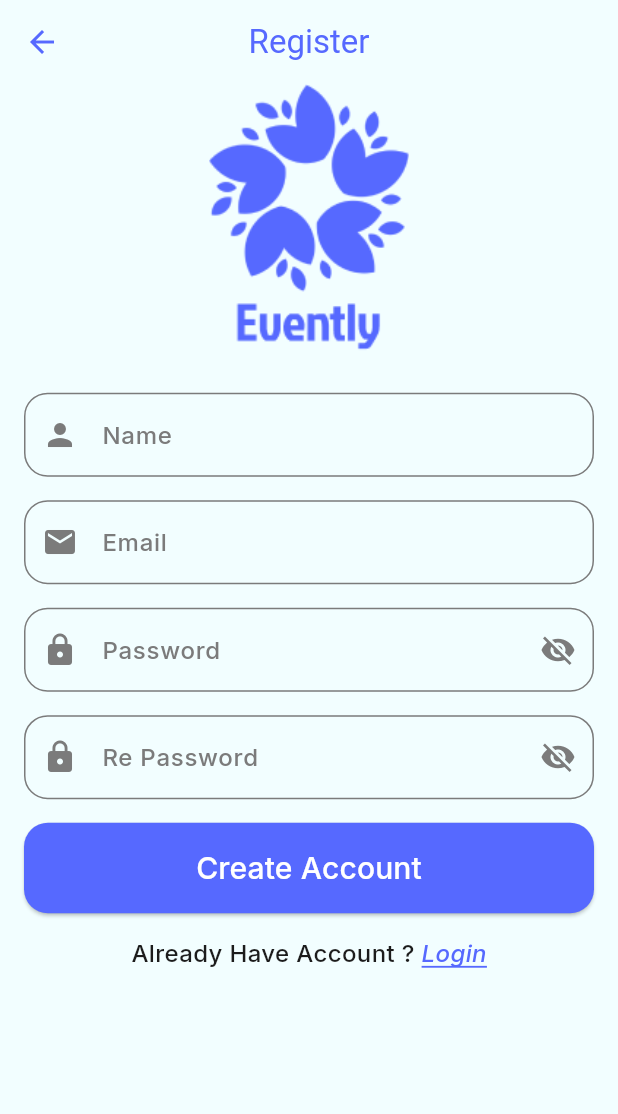
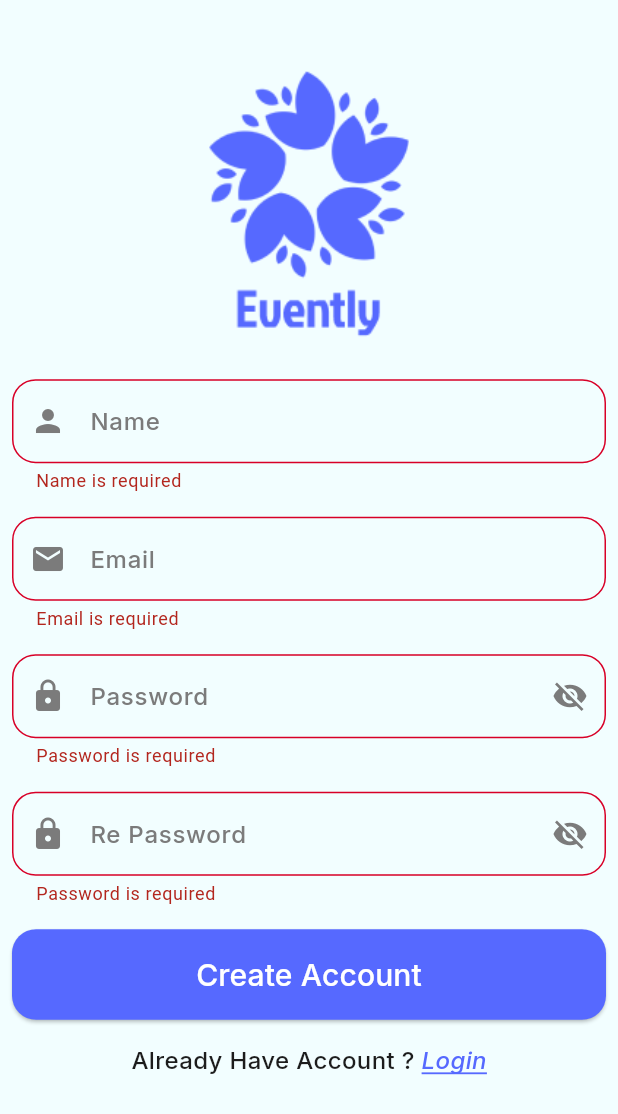
Before and after one commit to ahmedmohamed41/evently_app, a Flutter app: the Register screen opened by its route, after a tap on "Create Account", on a phone screen of 412 x 824 dp. Shown: the top 1114 px of the screen. Run offline on Flutter 3.47's test engine with Material 3 defaults, Android fonts, the phone set to English and light mode, and no system bars; our stand-ins replace flutter_screenutil, flutter_svg, google_fonts.

Commit message:
finish Ui ,logic  for login screen and register screen

```diff
--- /dev/null
+++ b/lib/core/resources/validators.dart
@@ -0,0 +1,43 @@
+abstract class Validator {
+  static String? validateName(String? input) {
+    if (input == null || input.trim().isEmpty) {
+      return "Name is required";
+    }
+    if (input.length < 4) {
+      return "Name should be at leaste 4 chars ";
+    }
+    return null;
+  }
+
+  static bool validEmail(String email) {
+    return RegExp(
+      r"^[a-zA-Z0-9.a-zA-Z0-9.!#$%&'*+-/=?^_`{|}~]+@[a-zA-Z0-9]+\.[a-zA-Z]+",
+    ).hasMatch(email);
+  }
+
+  static String? validateEmail(String? input) {
+    if (input == null || input.trim().isEmpty) {
+      return "Email is required";
+    }
+    if (!validEmail(input)) {
+      return "Email Bad Format ";
+    }
+    return null;
+  }
+
+  static bool validPassword(String password) {
+    return RegExp(
+      r'^(?=.*?[A-Z])(?=.*?[a-z])(?=.*?[0-9])(?=.*?[!@#\$&*~]).{8,}$',
+    ).hasMatch(password);
+  }
+
+  static String? validatePassword(String? input) {
+    if (input == null || input.trim().isEmpty) {
+      return "Password is required";
+    }
+    if (!validPassword(input)) {
+      return "weak password";
+    }
+    return null;
+  }
+}
--- a/lib/core/widgets/custom_buttom_text.dart
+++ b/lib/core/widgets/custom_buttom_text.dart
@@ -3,12 +3,13 @@ import 'package:flutter/material.dart';
 import 'package:google_fonts/google_fonts.dart';
 
 class CustomButtomText extends StatelessWidget {
-  const CustomButtomText({super.key, required this.text});
+  const CustomButtomText({super.key, required this.text, this.onTap});
   final String text;
+  final void Function()? onTap;
   @override
   Widget build(BuildContext context) {
     return InkWell(
-      onTap: () {},
+      onTap: onTap,
       child: Text(
         textAlign: TextAlign.end,
         text,
--- a/lib/core/widgets/custom_elevated_button.dart
+++ b/lib/core/widgets/custom_elevated_button.dart
@@ -3,14 +3,15 @@ import 'package:flutter/material.dart';
 import 'package:google_fonts/google_fonts.dart';
 
 class CustomElevatedButton extends StatelessWidget {
-  const CustomElevatedButton({super.key, required this.title});
+  const CustomElevatedButton({super.key, required this.title, this.onPressed});
   final String title;
+  final void Function()? onPressed;
   @override
   Widget build(BuildContext context) {
     return ElevatedButton(
-      onPressed: () {},
+      onPressed: onPressed,
       child: Text(
-       title,
+        title,
         style: GoogleFonts.inter(
           color: ColorsManager.white,
           fontSize: 20,
--- a/lib/core/widgets/custom_text_form_field.dart
+++ b/lib/core/widgets/custom_text_form_field.dart
@@ -10,14 +10,20 @@ class CustomTextFormField extends StatelessWidget {
     this.prefixIcon,
     this.suffixIcon,
     this.obscureText = false,
+    this.validator,
+    this.controller
   });
   final String text;
   final IconData? prefixIcon;
   final Widget? suffixIcon;
   final bool obscureText;
+  final String? Function(String?)? validator;
+  final TextEditingController? controller;
   @override
   Widget build(BuildContext context) {
     return TextFormField(
+      controller: controller,
+      validator:validator,
       obscureText: obscureText,
       decoration: InputDecoration(
         labelText: text,
--- a/lib/features/auth/register/register.dart
+++ b/lib/features/auth/register/register.dart
@@ -1,5 +1,7 @@
 import 'package:evently_app/core/resources/assets_manager.dart';
 import 'package:evently_app/core/resources/colors_manager.dart';
+import 'package:evently_app/core/resources/validators.dart';
+import 'package:evently_app/core/routes/routes_manager.dart';
 import 'package:evently_app/core/widgets/custom_buttom_text.dart';
 import 'package:evently_app/core/widgets/custom_elevated_button.dart';
 import 'package:evently_app/core/widgets/custom_text_form_field.dart';
@@ -17,14 +19,43 @@ class Register extends StatefulWidget {
 class _RegisterState extends State<Register> {
   bool securePassword = true;
   bool secureRePassword = true;
+  late final TextEditingController _nameController;
+  late final TextEditingController _emailController;
+  late final TextEditingController _passwordController;
+  late final TextEditingController _rePasswordController;
+  final GlobalKey<FormState> _formKey = GlobalKey<FormState>();
+
+  @override
+  void initState() {
+    _nameController = TextEditingController();
+    _emailController = TextEditingController();
+    _passwordController = TextEditingController();
+    _rePasswordController = TextEditingController();
+    super.initState();
+  }
+
+  @override
+  void dispose() {
+    _nameController.dispose();
+    _emailController.dispose();
+    _passwordController.dispose();
+    _rePasswordController.dispose();
+    super.dispose();
+  }
 
   @override
   Widget build(BuildContext context) {
     return Scaffold(
-      appBar: AppBar(title: Text('Register')),
-      body: SingleChildScrollView(
-        child: Padding(
-          padding:  EdgeInsets.symmetric(horizontal: 16,vertical: MediaQuery.of(context).viewInsets.top.h),
+      body: Padding(
+        padding: EdgeInsets.only(
+          left: 8,
+          right: 8,
+          top: 47,
+          bottom: MediaQuery.of(context).viewInsets.top.h,
+        ),
+        child: SingleChildScrollView(
+          child: Form(
+            key: _formKey,
             child: Column(
               crossAxisAlignment: CrossAxisAlignment.stretch,
               children: [
@@ -34,11 +65,23 @@ class _RegisterState extends State<Register> {
                   height: 186.h,
                 ),
                 SizedBox(height: 24.h),
-              CustomTextFormField(text: 'Name', prefixIcon: Icons.person),
-              SizedBox(height: 16.h),
-              CustomTextFormField(text: 'Email', prefixIcon: Icons.email),
+                CustomTextFormField(
+                  controller: _nameController,
+                  validator: Validator.validateName,
+                  text: 'Name',
+                  prefixIcon: Icons.person,
+                ),
                 SizedBox(height: 16.h),
                 CustomTextFormField(
+                  controller: _emailController,
+                  validator: Validator.validateEmail,
+                  text: 'Email',
+                  prefixIcon: Icons.email,
+                ),
+                SizedBox(height: 16.h),
+                CustomTextFormField(
+                  controller: _passwordController,
+                  validator: Validator.validatePassword,
                   obscureText: securePassword,
                   text: 'Password',
                   prefixIcon: Icons.lock,
@@ -52,20 +95,34 @@ class _RegisterState extends State<Register> {
                 ),
                 SizedBox(height: 16.h),
                 CustomTextFormField(
+                  controller: _rePasswordController,
+                  validator: (input) {
+                    if (input == null || input.trim().isEmpty) {
+                      return "Password is required";
+                    }
+                    if (input != _passwordController.text) {
+                      return "password doesn't match";
+                    }
+                    return null;
+                  },
                   obscureText: secureRePassword,
                   text: 'Re Password',
                   prefixIcon: Icons.lock,
                   suffixIcon: IconButton(
                     onPressed: _onClickedRePasswordSecure,
                     icon: Icon(
-                    secureRePassword ? Icons.visibility_off : Icons.visibility,
+                      secureRePassword
+                          ? Icons.visibility_off
+                          : Icons.visibility,
                       color: ColorsManager.grey,
                     ),
                   ),
                 ),
                 SizedBox(height: 16.h),
-
-              CustomElevatedButton(title: 'Create Account'),
+                CustomElevatedButton(
+                  onPressed: _createAccount,
+                  title: 'Create Account',
+                ),
                 SizedBox(height: 16.h),
                 Row(
                   mainAxisAlignment: MainAxisAlignment.center,
@@ -78,14 +135,27 @@ class _RegisterState extends State<Register> {
                         fontWeight: FontWeight.w500,
                       ),
                     ),
-                  CustomButtomText(text: 'Login'),
+                    CustomButtomText(
+                      onTap: () {
+                        Navigator.pushReplacementNamed(
+                          context,
+                          RoutesManager.login,
+                        );
+                      },
+                      text: 'Login',
+                    ),
                   ],
                 ),
               ],
             ),
           ),
         ),
+      ),
     );
+  }
+
+  void _createAccount() {
+    if (_formKey.currentState?.validate() == false) return;
   }
 
   void _onClickedPasswordSecure() {
@@ -96,7 +166,7 @@ class _RegisterState extends State<Register> {
 
   void _onClickedRePasswordSecure() {
     setState(() {
-      securePassword = !securePassword;
+      secureRePassword = !secureRePassword;
     });
   }
 }
--- a/lib/main.dart
+++ b/lib/main.dart
@@ -20,7 +20,7 @@ class EventlyApp extends StatelessWidget {
         debugShowCheckedModeBanner: false,
         theme: ThemeManager.light,
         onGenerateRoute: RoutesManager.router,
-        initialRoute: RoutesManager.login,
+        initialRoute: RoutesManager.register,
       ),
     );
   }
```
Also changed, not shown: lib/features/auth/login/login.dart (+54 -12 lines). Lines whose indentation alone changed are shown as unchanged.
